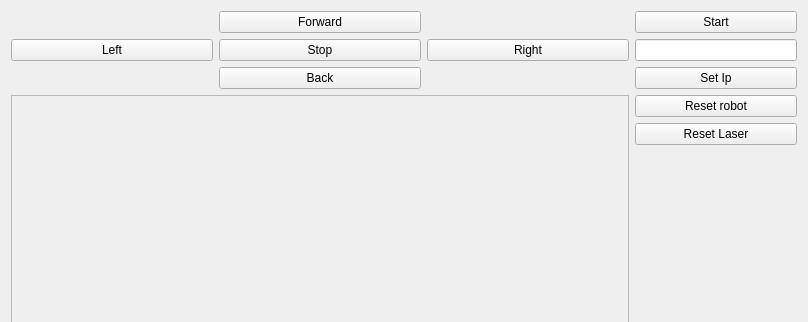
JakubHazik/rmr_kobuki, file kobuki_project/ui/mainwindow.ui: the form before one commit; both pictures show x 0 to 808 and y 0 to 322 of the 808 by 629 pixel window.
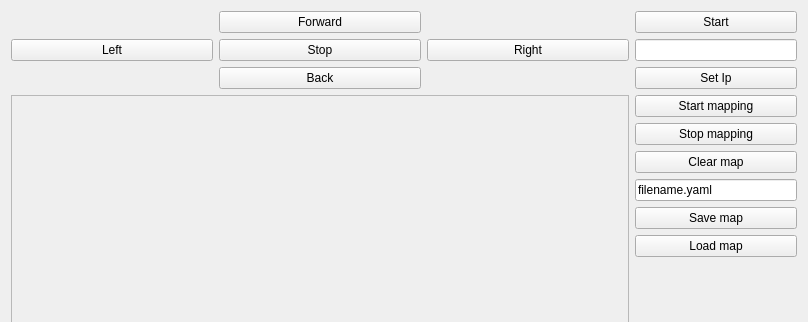
The form after the commit.

Commit message: ui: add some buttons to manipulate with map from gui

```diff
--- a/kobuki_project/ui/mainwindow.ui
+++ b/kobuki_project/ui/mainwindow.ui
@@ -137,7 +137,7 @@
        </widget>
       </item>
       <item row="2" column="1">
-       <widget class="QPushButton" name="pushButton_3">
+       <widget class="QPushButton" name="button_back">
         <property name="sizePolicy">
          <sizepolicy hsizetype="Expanding" vsizetype="Fixed">
           <horstretch>0</horstretch>
@@ -181,7 +181,7 @@
          </size>
         </property>
         <property name="text">
-         <string>Reset robot</string>
+         <string>Start mapping</string>
         </property>
        </widget>
       </item>
@@ -200,7 +200,74 @@
          </size>
         </property>
         <property name="text">
-         <string>Reset Laser</string>
+         <string>Stop mapping</string>
+        </property>
+       </widget>
+      </item>
+      <item>
+       <widget class="QPushButton" name="button_map_reset">
+        <property name="sizePolicy">
+         <sizepolicy hsizetype="Fixed" vsizetype="Fixed">
+          <horstretch>0</horstretch>
+          <verstretch>0</verstretch>
+         </sizepolicy>
+        </property>
+        <property name="minimumSize">
+         <size>
+          <width>162</width>
+          <height>0</height>
+         </size>
+        </property>
+        <property name="text">
+         <string>Clear map</string>
+        </property>
+       </widget>
+      </item>
+      <item>
+       <widget class="QLineEdit" name="input_file_name">
+        <property name="sizePolicy">
+         <sizepolicy hsizetype="Fixed" vsizetype="Fixed">
+          <horstretch>0</horstretch>
+          <verstretch>0</verstretch>
+         </sizepolicy>
+        </property>
+        <property name="minimumSize">
+         <size>
+          <width>162</width>
+          <height>0</height>
+         </size>
+        </property>
+        <property name="inputMask">
+         <string/>
+        </property>
+        <property name="text">
+         <string>filename.yaml</string>
+        </property>
+       </widget>
+      </item>
+      <item>
+       <widget class="QPushButton" name="pushButton_3">
+        <property name="sizePolicy">
+         <sizepolicy hsizetype="Fixed" vsizetype="Fixed">
+          <horstretch>0</horstretch>
+          <verstretch>0</verstretch>
+         </sizepolicy>
+        </property>
+        <property name="minimumSize">
+         <size>
+          <width>162</width>
+          <height>0</height>
+         </size>
+        </property>
+        <property name="text">
+         <string>Save map</string>
+        </property>
+       </widget>
+      </item>
+      <item>
+       <widget class="QPushButton" name="button_map_load">
+        <property name="text">
+         <string>Load map</string>
         </property>
        </widget>
       </item>
```
Left out of the diff: 12 changed lines with no effect on the pictures. The commit also changes 5 other files.
